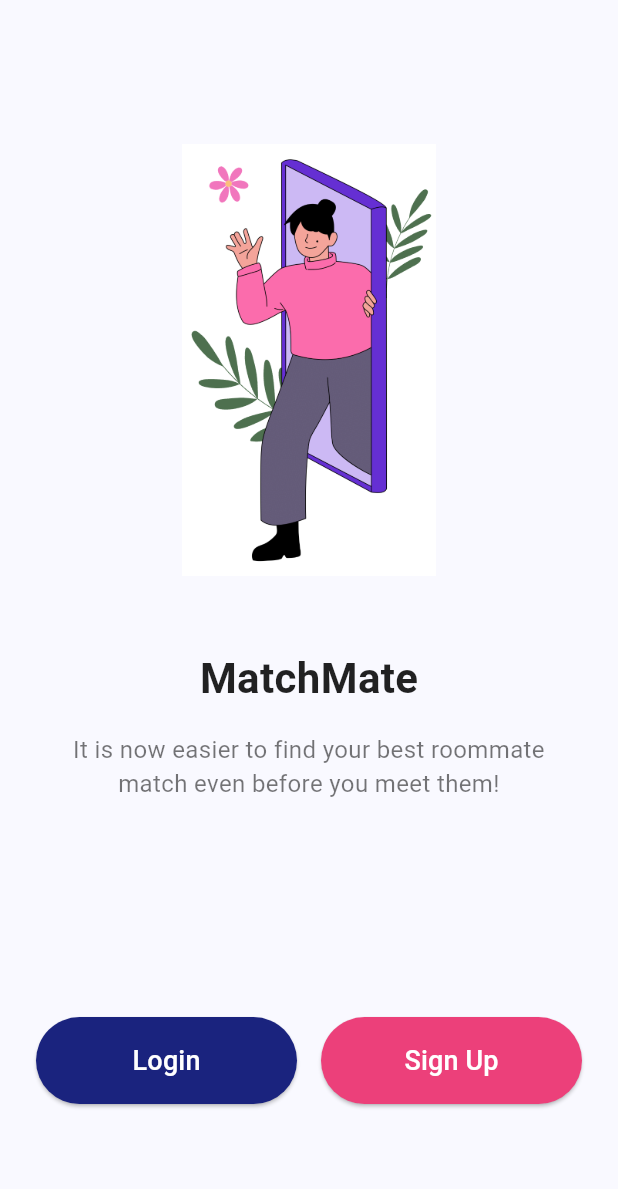
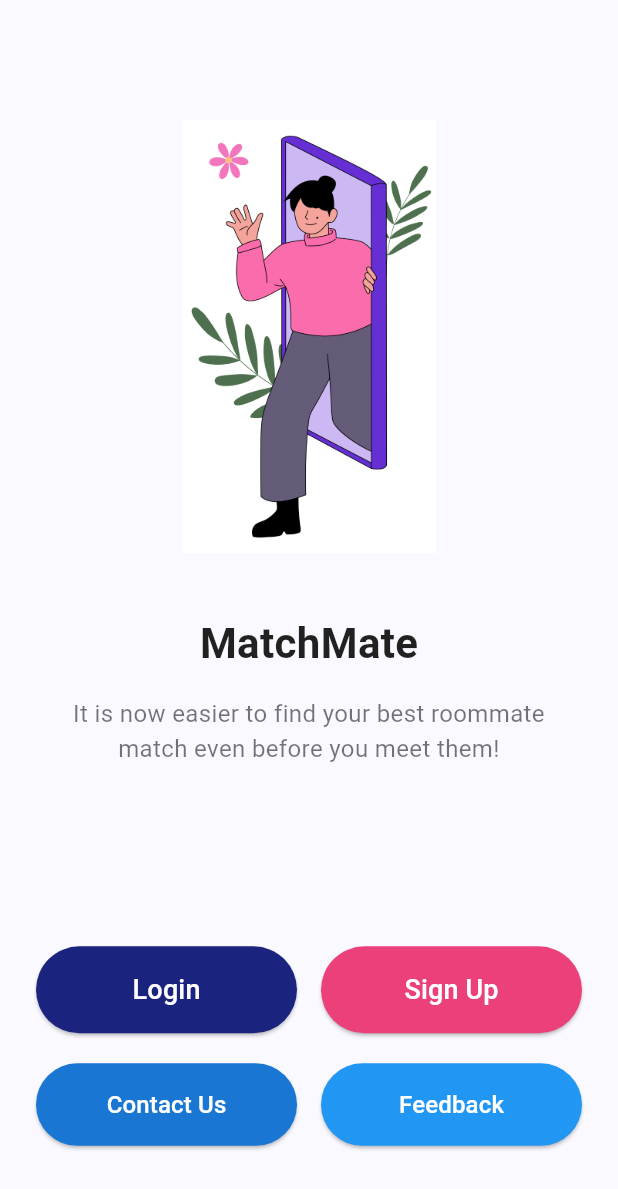
Before and after one commit to OguzTemelli/CS310-Group-14, a Flutter app: the screen it shows after launch, on a phone screen of 412 x 824 dp. Shown: the top 1189 px of the screen. Run offline on Flutter 3.47's test engine with Material 3 defaults, Android fonts, the phone set to English and light mode, and no system bars; missing offline and left inert: dart:html, dart:ui_web.

Commit message:
Add Contact and Feedback screens with navigation

```diff
--- a/lib/main.dart
+++ b/lib/main.dart
@@ -1,5 +1,8 @@
 import 'package:flutter/material.dart';
 import 'screens/welcome_screen.dart'; // Import the WelcomeScreen
+import 'screens/registration_screen.dart'; // Import RegistrationScreen
+import 'screens/contact_screen.dart'; // Import ContactScreen
+import 'screens/feedback_screen.dart'; // Import FeedbackScreen
 
 void main() {
   runApp(const MyApp());
@@ -39,11 +42,13 @@ class MyApp extends StatelessWidget {
       ),
       // Set WelcomeScreen as the home screen
       home: const WelcomeScreen(),
-      // TODO: Define routes for navigation later
-      // routes: {
-      //   '/login': (context) => LoginScreen(),
-      //   '/register': (context) => RegistrationScreen(),
-      // },
+      // Define routes for navigation
+      routes: {
+        '/welcome': (context) => const WelcomeScreen(),
+        '/register': (context) => const RegistrationScreen(),
+        '/contact': (context) => const ContactScreen(),
+        '/feedback': (context) => const FeedbackScreen(),
+      },
     );
   }
 }
--- a/lib/screens/welcome_screen.dart
+++ b/lib/screens/welcome_screen.dart
@@ -104,10 +104,55 @@ class WelcomeScreen extends StatelessWidget {
                   ),
                 ],
               ),
+              const SizedBox(height: 20),
+
+              // Contact and Feedback Buttons
+              Row(
+                children: [
+                  Expanded(
+                    child: ElevatedButton(
+                      style: ElevatedButton.styleFrom(
+                        backgroundColor: Colors.blue.shade700,
+                        padding: const EdgeInsets.symmetric(vertical: 16),
+                        shape: RoundedRectangleBorder(
+                          borderRadius: BorderRadius.circular(30),
+                        ),
+                      ),
+                      onPressed: () {
+                        Navigator.pushNamed(context, '/contact');
+                      },
+                      child: const Text(
+                        'Contact Us',
+                        style: TextStyle(fontSize: 16, color: Colors.white),
+                      ),
+                    ),
+                  ),
+                  const SizedBox(width: 16),
+                  Expanded(
+                    child: ElevatedButton(
+                      style: ElevatedButton.styleFrom(
+                        backgroundColor: Colors.blue.shade500,
+                        padding: const EdgeInsets.symmetric(vertical: 16),
+                        shape: RoundedRectangleBorder(
+                          borderRadius: BorderRadius.circular(30),
+                        ),
+                      ),
+                      onPressed: () {
+                        Navigator.pushNamed(context, '/feedback');
+                      },
+                      child: const Text(
+                        'Feedback',
+                        style: TextStyle(fontSize: 16, color: Colors.white),
+                      ),
+                    ),
+                  ),
+                ],
+              ),
+
               const Spacer(flex: 1),
               // Optional: Add bottom navigation elements (arrows, dots) if needed
               // For now, just adding some bottom padding
-              const SizedBox(height: 40),
+              const SizedBox(height: 20),
             ],
           ),
         ),
--- a/pubspec.yaml
+++ b/pubspec.yaml
@@ -34,6 +34,8 @@ dependencies:
   # The following adds the Cupertino Icons font to your application.
   # Use with the CupertinoIcons class for iOS style icons.
   cupertino_icons: ^1.0.8
+  google_maps_flutter: ^2.5.3
+  google_maps_flutter_web: ^0.5.4
 
 dev_dependencies:
   flutter_test:
```
Also changed, not shown: lib/screens/contact_screen.dart (added, +160 -0 lines), lib/screens/feedback_screen.dart (added, +131 -0 lines), 2 other files.
